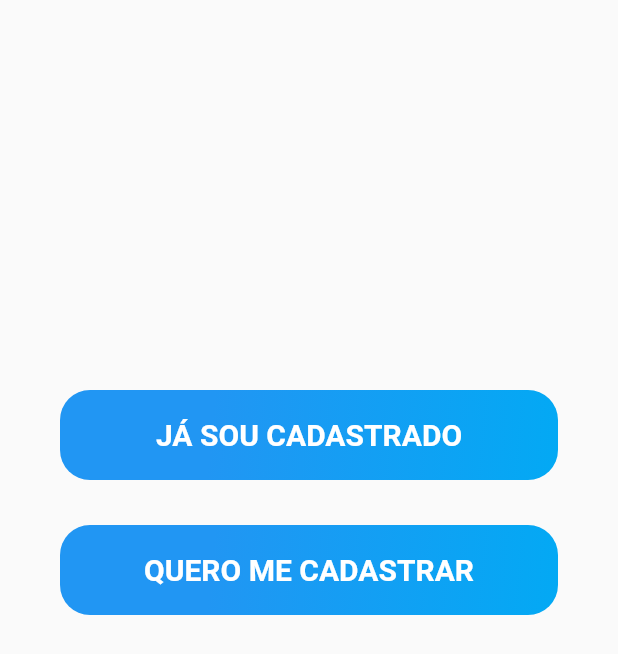
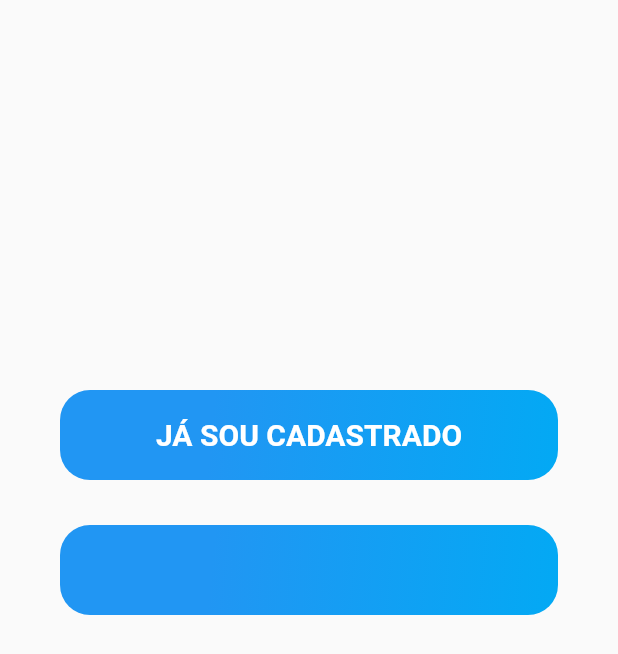
Before and after one commit to romeuporto/MaisSaude, a Flutter app: the screen it shows after launch, on a phone screen of 412 x 824 dp. Shown: the top 654 px of the screen. Run offline on Flutter 3.47's test engine with Material 2 defaults, Android fonts, the phone set to English and light mode, and no system bars.

Commit message:
create PageLogin...

```diff
--- a/mais_saude/lib/HomePage.dart
+++ b/mais_saude/lib/HomePage.dart
@@ -81,23 +81,6 @@ class _HomePageState extends State<HomePage> {
                       Radius.circular(20)
                   )
               ),
-              child: SizedBox.expand(
-                child: FlatButton(
-                  child: Row(
-                    mainAxisAlignment: MainAxisAlignment.center,
-                    children: <Widget>[
-                      Text("QUERO ME CADASTRAR",
-                        style: TextStyle(
-                          fontSize: 20,
-                          fontWeight: FontWeight.bold,
-                          color: Colors.white,
-                        ),
-                      )
-                    ],
-                  ),
-                  onPressed: (){},
-                ),
-              ),
             )
           ],
         )
--- a/mais_saude/lib/PageLogin.dart
+++ b/mais_saude/lib/PageLogin.dart
@@ -34,7 +34,6 @@ class _PageLoginState extends State<PageLogin> {
                   )
               ),
             )
-
           ],
         ),
       ),
--- a/mais_saude/lib/main.dart
+++ b/mais_saude/lib/main.dart
@@ -1,5 +1,6 @@
 import 'package:flutter/material.dart';
 import 'package:mais_saude/HomePage.dart';
+import 'PageLogin.dart';
 
 void main(){
   runApp(MaterialApp(
```
